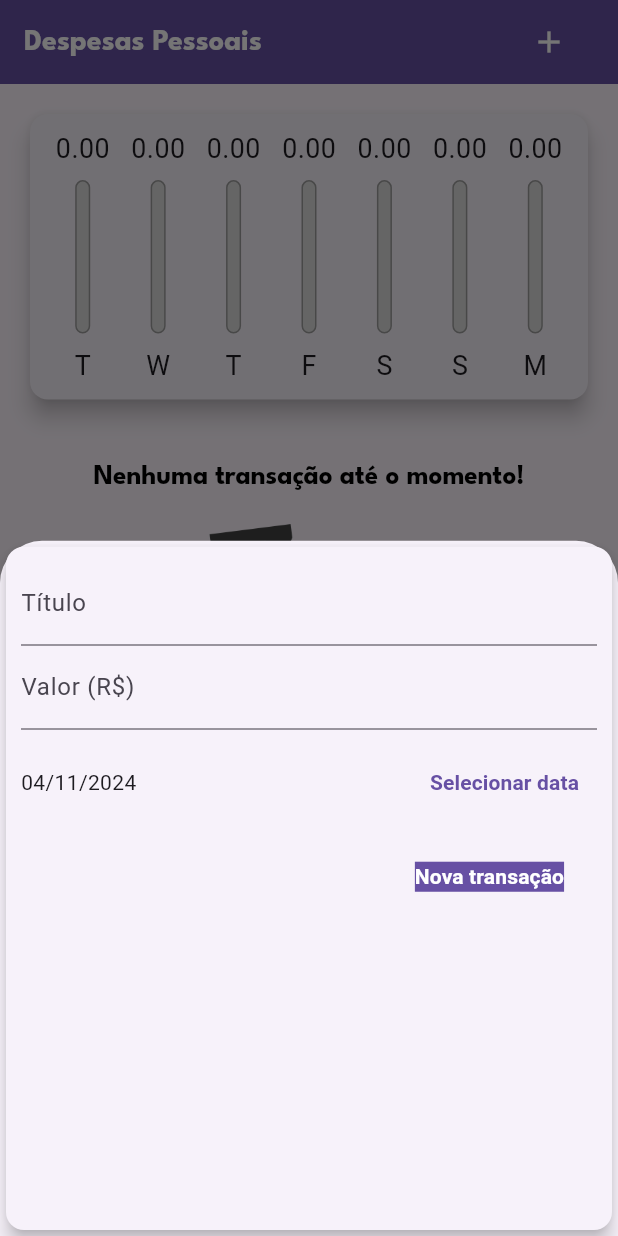
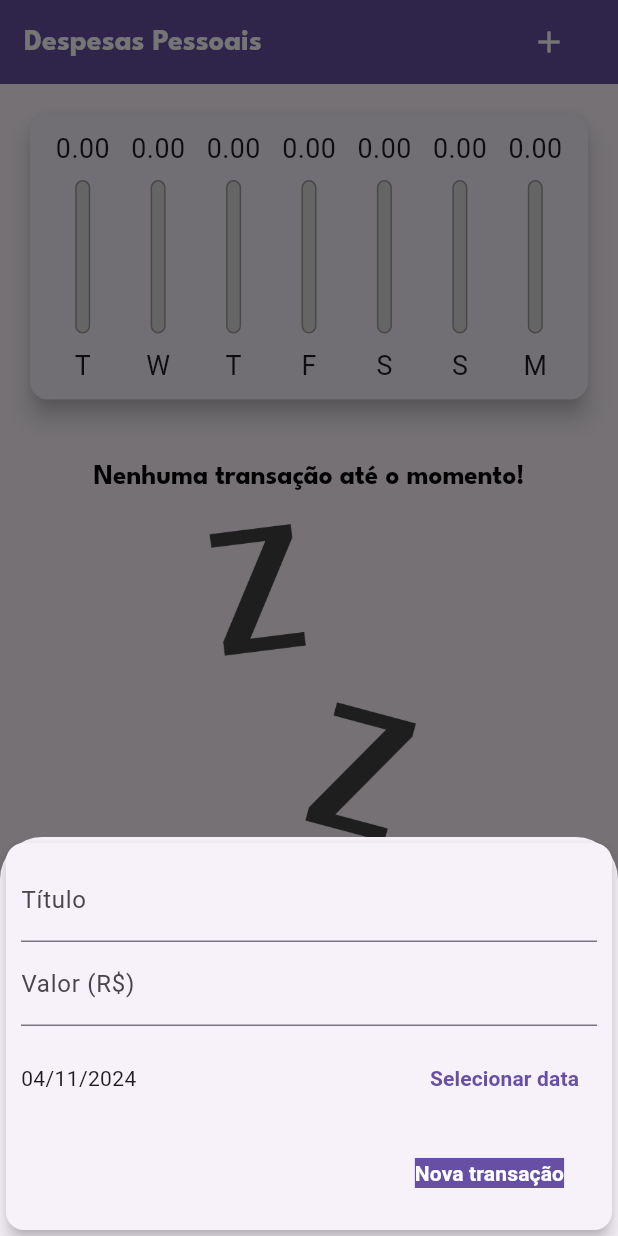
Before and after one commit to kaienamartins/flutter-expenses, a Flutter app: the screen it shows after launch, after a tap on the "add" icon, on a phone screen of 412 x 824 dp. Run offline on Flutter 3.47's test engine with Material 3 defaults, Android fonts, the phone set to English and light mode, and no system bars.

Commit message:
Refactor transaction form layout and enhance responsiveness; update delete button for larger screens

```diff
--- a/lib/components/transaction_form.dart
+++ b/lib/components/transaction_form.dart
@@ -46,10 +46,15 @@ class _TransactionFormState extends State<TransactionForm> {
 
   @override
   Widget build(BuildContext context) {
-    return Card(
+    return SingleChildScrollView(
+      child: Card(
         elevation: 5,
         child: Padding(
-        padding: const EdgeInsets.all(10),
+          padding: EdgeInsets.only(
+              top: 10,
+              right: 10,
+              left: 10,
+              bottom: 10 + MediaQuery.of(context).viewInsets.bottom),
           child: Column(children: [
             TextField(
               controller: _titleController,
@@ -58,7 +63,8 @@ class _TransactionFormState extends State<TransactionForm> {
             ),
             TextField(
               controller: _valueController,
-            keyboardType: const TextInputType.numberWithOptions(decimal: true),
+              keyboardType:
+                  const TextInputType.numberWithOptions(decimal: true),
               onSubmitted: (_) => _submitForm(),
               decoration: const InputDecoration(labelText: 'Valor (R\$)'),
             ),
@@ -104,6 +110,7 @@ class _TransactionFormState extends State<TransactionForm> {
             )
           ]),
         ),
+      ),
     );
   }
 }
--- a/lib/main.dart
+++ b/lib/main.dart
@@ -104,8 +104,9 @@ class _MyHomePageState extends State<MyHomePage> {
 
   @override
   Widget build(BuildContext context) {
-    bool isLandcaspe =
-        MediaQuery.of(context).orientation == Orientation.landscape;
+    final mediaQuery = MediaQuery.of(context);
+
+    bool isLandcaspe = mediaQuery.orientation == Orientation.landscape;
 
     final appBar = AppBar(
       title: Text(
@@ -117,19 +118,34 @@ class _MyHomePageState extends State<MyHomePage> {
       actions: <Widget>[
         Padding(
           padding: const EdgeInsets.only(right: 24),
-          child: IconButton(
-            icon: const Icon(Icons.add),
-            onPressed: () => _openTransactionFormModal(context),
-            visualDensity: VisualDensity.comfortable,
-            color: Colors.white,
+          child: Row(
+            children: [
+              if (isLandcaspe)
+                IconButton(
+                  icon: Icon(_showChart ? Icons.list : Icons.show_chart),
+                  onPressed: () {
+                    setState(() {
+                      _showChart = !_showChart;
+                    });
+                  },
+                  visualDensity: VisualDensity.comfortable,
+                  color: Colors.white,
+                ),
+              IconButton(
+                icon: const Icon(Icons.add),
+                onPressed: () => _openTransactionFormModal(context),
+                visualDensity: VisualDensity.comfortable,
+                color: Colors.white,
+              ),
+            ],
           ),
         ),
       ],
     );
 
-    final double availableHeight = MediaQuery.of(context).size.height -
+    final double availableHeight = mediaQuery.size.height -
         appBar.preferredSize.height -
-        MediaQuery.of(context).padding.top;
+        mediaQuery.padding.top;
 
     return Scaffold(
       appBar: appBar,
@@ -137,20 +153,20 @@ class _MyHomePageState extends State<MyHomePage> {
         child: Column(
           crossAxisAlignment: CrossAxisAlignment.stretch,
           children: <Widget>[
-            if (isLandcaspe)
-              Row(
-                mainAxisAlignment: MainAxisAlignment.center,
-                children: [
-                  const Text('Exibir gráfico'),
-                  Switch(
-                      value: _showChart,
-                      onChanged: (value) {
-                        setState(() {
-                          _showChart = value;
-                        });
-                      }),
-                ],
-              ),
+            // if (isLandcaspe)
+            //   Row(
+            //     mainAxisAlignment: MainAxisAlignment.center,
+            //     children: [
+            //       const Text('Exibir gráfico'),
+            //       Switch(
+            //           value: _showChart,
+            //           onChanged: (value) {
+            //             setState(() {
+            //               _showChart = value;
+            //             });
+            //           }),
+            //     ],
+            //   ),
             if (_showChart || !isLandcaspe)
               SizedBox(
                   height: availableHeight * (isLandcaspe ? 0.7 : 0.30),
```
Also changed, not shown: lib/components/transactions_list.dart (+14 -4 lines). Lines whose indentation alone changed are shown as unchanged.
